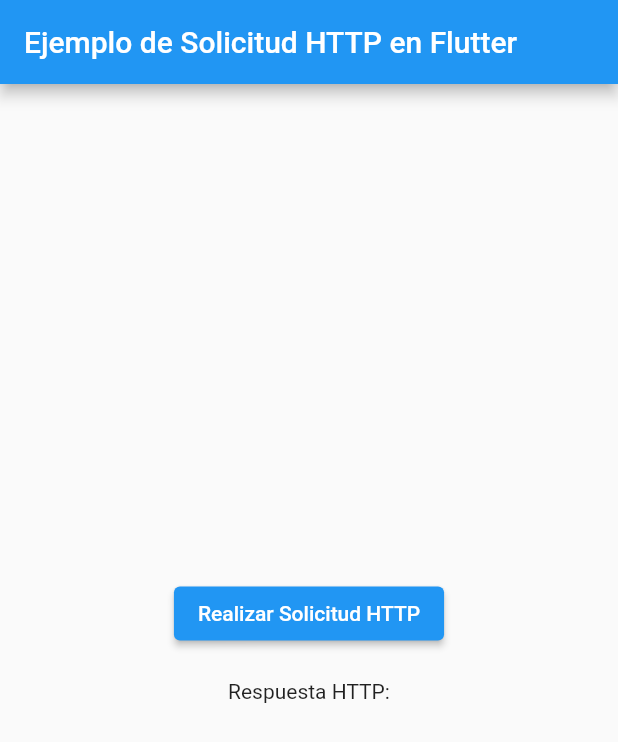
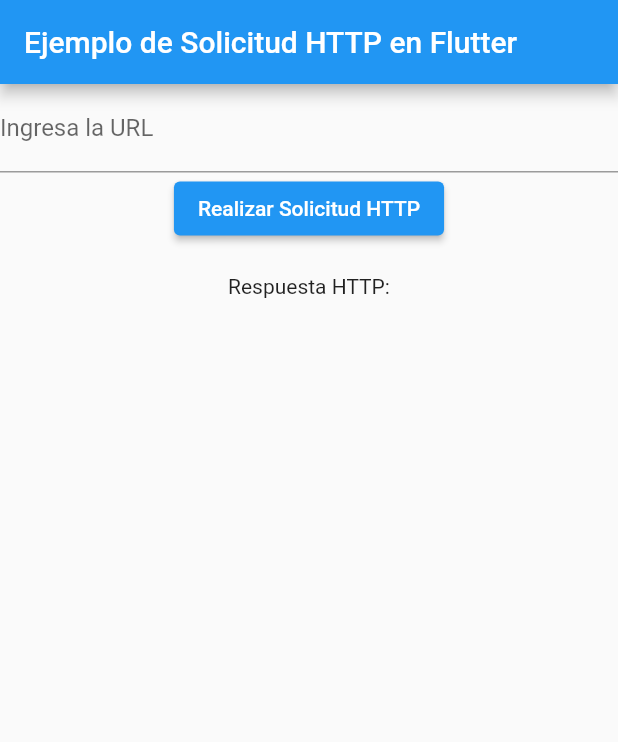
Before and after one commit to Rocio-Mendoza/expo, a Flutter app: the screen it shows after launch, on a phone screen of 412 x 824 dp. Shown: the top 742 px of the screen. Run offline on Flutter 3.47's test engine with Material 2 defaults, Android fonts, the phone set to English and light mode, and no system bars.

Commit message:
corigiendo errores

```diff
--- a/lib/main.dart
+++ b/lib/main.dart
@@ -12,12 +12,17 @@ class MyApp extends StatefulWidget {
 
 class _MyAppState extends State<MyApp> {
   String responseText = ''; // Variable para almacenar la respuesta HTTP
-
-  // URL de ejemplo, puedes cambiarla a la que desees
-  final String url = 'https://thedogapi.com/';
+  TextEditingController urlController = TextEditingController(); // Controlador para el campo de entrada de URL
 
   // Función para realizar la solicitud HTTP y actualizar la respuesta
-  void fetchData() async {
+  void fetchData(String url) async {
+    if (url.isEmpty) {
+      setState(() {
+        responseText = 'Por favor, ingresa una URL válida.';
+      });
+      return;
+    }
+
     try {
       final response = await http.get(Uri.parse(url));
 
@@ -43,6 +48,7 @@ class _MyAppState extends State<MyApp> {
   @override
   Widget build(BuildContext context) {
     return MaterialApp(
+      debugShowCheckedModeBanner: false,
       home: Scaffold(
         appBar: AppBar(
           title: Text('Ejemplo de Solicitud HTTP en Flutter'),
@@ -51,14 +57,24 @@ class _MyAppState extends State<MyApp> {
           child: Column(
             mainAxisAlignment: MainAxisAlignment.center,
             children: <Widget>[
+              TextField(
+                controller: urlController,
+                decoration: InputDecoration(labelText: 'Ingresa la URL'),
+              ),
               ElevatedButton(
-                onPressed: fetchData,
+                onPressed: () {
+                  fetchData(urlController.text); // Llama a fetchData con la URL ingresada
+                },
                 child: Text('Realizar Solicitud HTTP'),
               ),
               SizedBox(height: 20),
               Text('Respuesta HTTP:'),
               SizedBox(height: 10),
-              Text(responseText),
+              Expanded(
+                child: SingleChildScrollView(
+                  child: Text(responseText),
+                ),
+              ),
             ],
           ),
         ),
```
